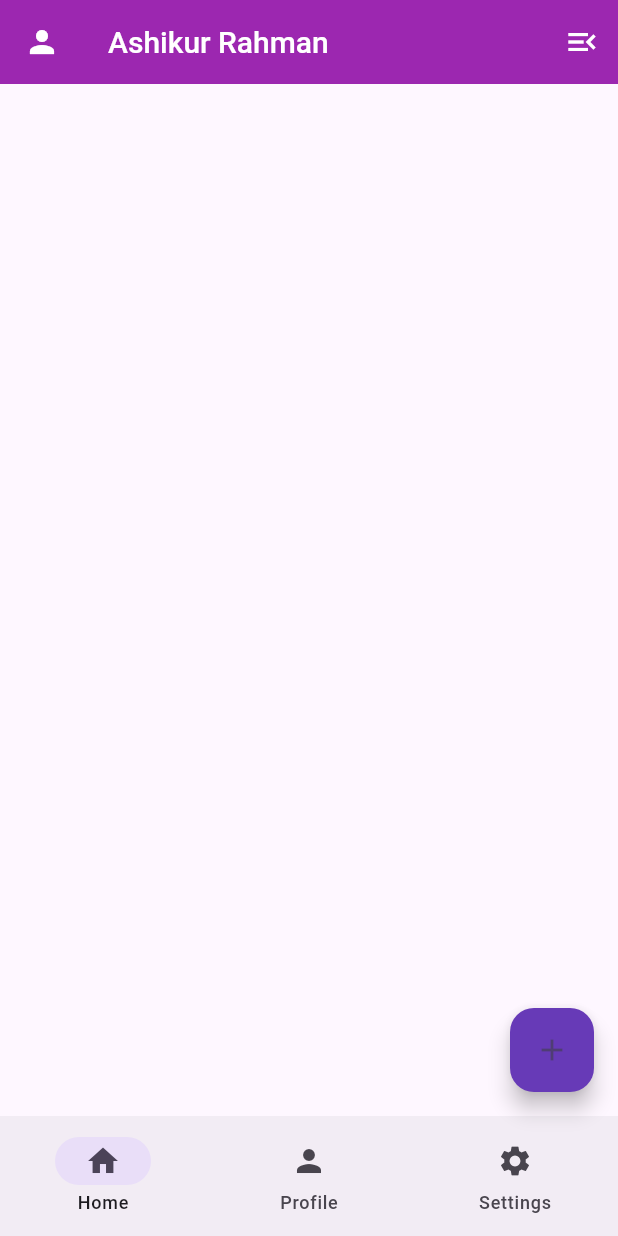
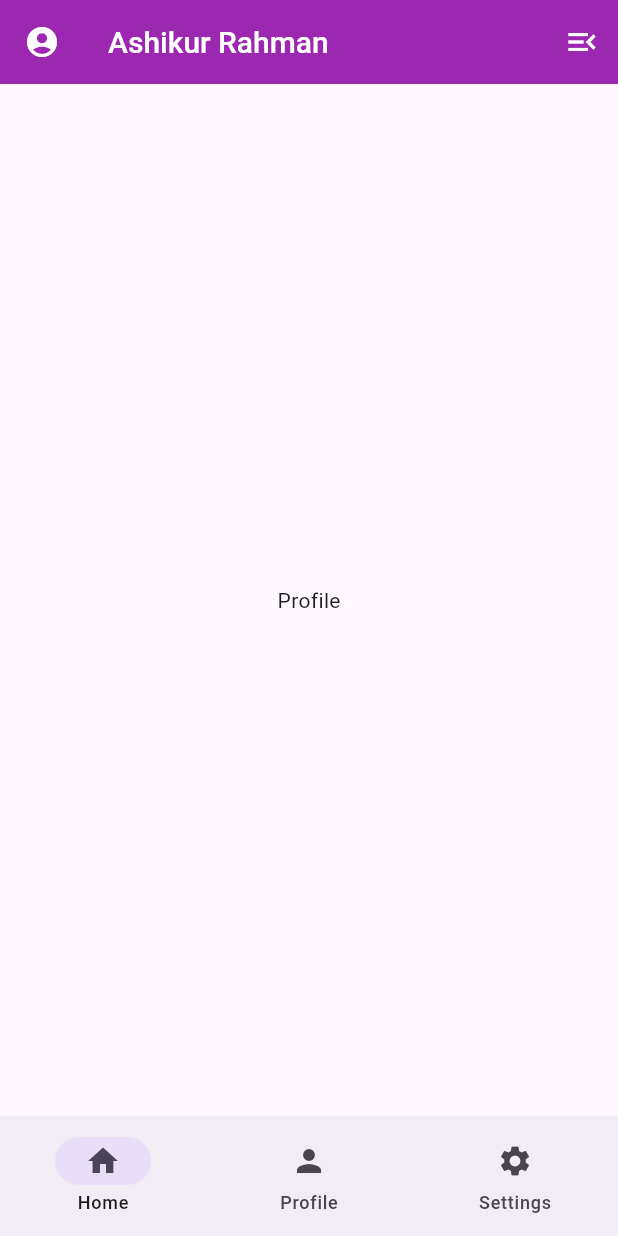
Before and after one commit to ashik0024/test_flutter, a Flutter app: the screen it shows after launch, on a phone screen of 412 x 824 dp. Run offline on Flutter 3.47's test engine with Material 3 defaults, Android fonts, the light colour scheme and no system bars.

Commit message:
separated widget from one file. Added pages.

```diff
--- a/lib/main.dart
+++ b/lib/main.dart
@@ -1,124 +1,44 @@
 import 'package:flutter/material.dart';
+import 'package:test_flutter_001/views/widget_tree.dart';
+
 
 void main() {
   runApp(const MyApp());
 }
 
-class MyApp extends StatelessWidget {
+
+class MyApp extends StatefulWidget {
   const MyApp({super.key});
 
-  // This widget is the root of your application.
+  @override
+  State<MyApp> createState() => _MyAppState();
+}
+
+class _MyAppState extends State<MyApp> with SingleTickerProviderStateMixin {
+  late AnimationController _controller;
+  int selectedIndex=0;
+  @override
+  void initState() {
+    super.initState();
+    _controller = AnimationController(vsync: this);
+  }
+
+  @override
+  void dispose() {
+    _controller.dispose();
+    super.dispose();
+  }
+
   @override
   Widget build(BuildContext context) {
-    return MaterialApp(
+      return MaterialApp(
       title: "Ashik",
       debugShowCheckedModeBanner: false,
       theme: ThemeData(
         colorScheme: ColorScheme.fromSeed(seedColor: Colors.deepPurple),
         brightness: Brightness.light,
       ),
-      home: Scaffold(
-        appBar: AppBar(
-          title: Text(
-            "Ashikur Rahman ",
-            style: TextStyle(
-              fontSize: 20,
-              fontWeight: FontWeight.w500,
-              color: Colors.white,
-            ),
-          ),
-          leading: Icon(Icons.person, color: Colors.white),
-
-          actions: [
-            Builder(
-              builder: (context) => IconButton(
-                icon: Icon(Icons.menu_open, color: Colors.white), // change to any icon
-                onPressed: () {
-                  Scaffold.of(context).openEndDrawer();
-                },
-              ),
-            ),
-          ],
-          backgroundColor: Colors.purple,
-        ),
-        endDrawer: Drawer(
-          child: SafeArea(
-            child: Column(
-              crossAxisAlignment: CrossAxisAlignment.start,
-              children: [
-                // 🔹 Header
-                Container(
-                  width: double.infinity,
-                  color: Colors.purple,
-                  padding: EdgeInsets.all(16),
-                  child: Column(
-                    crossAxisAlignment: CrossAxisAlignment.start,
-                    children: [
-                      Icon(Icons.person, color: Colors.white, size: 50),
-                      SizedBox(height: 8),
-                      Text(
-                        "Ashikur Rahman",
-                        style: TextStyle(color: Colors.white, fontSize: 18),
-                      ),
-                    ],
-                  ),
-                ),
-
-                Divider(),
-
-                // 🔹 Menu items
-                ListTile(
-                  leading: Icon(Icons.person),
-                  title: Text("Profile"),
-                  onTap: () {},
-                ),
-                ListTile(
-                  leading: Icon(Icons.settings),
-                  title: Text("Settings"),
-                  onTap: () {},
-                ),
-                ListTile(
-                  leading: Icon(Icons.logout),
-                  title: Text("Logout"),
-                  onTap: () {},
-                ),
-
-                Spacer(),
-
-                // 🔹 Bottom section
-                Padding(
-                  padding: const EdgeInsets.all(16.0),
-                  child: Text(
-                    "App Version 1.0.0",
-                    style: TextStyle(color: Colors.grey),
-                  ),
-                ),
-              ],
-            ),
-          ),
-        ),
-        floatingActionButton: FloatingActionButton(
-          onPressed: () {
-            // Add your onPressed code here!
-          },
-          backgroundColor: Colors.deepPurple,
-          child: const Icon(Icons.add),
-        ),
-        bottomNavigationBar: NavigationBar(
-          destinations: [
-            NavigationDestination(icon: Icon(Icons.home), label: "Home"),
-            NavigationDestination(icon: Icon(Icons.person), label: "Profile"),
-            NavigationDestination(
-              icon: Icon(Icons.settings),
-              label: "Settings",
-            ),
-          ],
-          selectedIndex: 0,
-          onDestinationSelected: (int index) {
-            // Handle a tap on a tab.
-          },
-        ),
-      ),
+      home: WidgetTree(),
     );
   }
 }
--- /dev/null
+++ b/lib/views/pages/profile.dart
@@ -0,0 +1,12 @@
+import 'package:flutter/material.dart';
+
+
+
+class ProfilePage extends StatelessWidget {
+  const ProfilePage({super.key});
+
+  @override
+  Widget build(BuildContext context) {
+    return Center(child: Text("Profile"));
+  }
+}
--- /dev/null
+++ b/lib/views/widget_tree.dart
@@ -0,0 +1,54 @@
+import 'package:flutter/material.dart';
+import 'package:test_flutter_001/views/pages/home.dart';
+import 'package:test_flutter_001/views/pages/profile.dart';
+import 'package:test_flutter_001/views/pages/settings.dart';
+import 'package:test_flutter_001/views/widgets/bottom_navigation_widget.dart';
+import 'package:test_flutter_001/views/widgets/drawer_end_widget.dart';
+
+
+
+List<Widget> pages=[HomePage(),ProfilePage(),SettingsPage()];
+
+
+class WidgetTree extends StatelessWidget {
+  const WidgetTree({super.key});
+
+  @override
+  Widget build(BuildContext context) {
+    return  Scaffold(
+      appBar: AppBar(
+        title: Text(
+          "Ashikur Rahman ",
+          style: TextStyle(
+            fontSize: 20,
+            fontWeight: FontWeight.w500,
+            color: Colors.white,
+          ),
+        ),
+        leading: Icon(Icons.account_circle, color: Colors.white),
+
+        actions: [
+          Builder(
+            builder: (context) => IconButton(
+              icon: Icon(Icons.menu_open, color: Colors.white), // change to any icon
+              onPressed: () {
+                Scaffold.of(context).openEndDrawer();
+              },
+            ),
+          ),
+        ],
+        backgroundColor: Colors.purple,
+      ),
+      endDrawer: EndDrawerWidget(),
+      // floatingActionButton: FloatingActionButton(
+      //   onPressed: () {
+      //     // Add your onPressed code here!
+      //   },
+      //   backgroundColor: Colors.deepPurple,
+      //   child: const Icon(Icons.add),
+      // ),
+      body: pages.elementAt(1),
+      bottomNavigationBar: BottomNavWidget(),
+    );
+  }
+}
--- /dev/null
+++ b/lib/views/widgets/bottom_navigation_widget.dart
@@ -0,0 +1,30 @@
+import 'package:flutter/material.dart';
+
+
+class BottomNavWidget extends StatefulWidget {
+  const BottomNavWidget({super.key});
+
+  @override
+  State<BottomNavWidget> createState() => _BottomNavWidgetState();
+}
+
+class _BottomNavWidgetState extends State<BottomNavWidget> {
+  int selectedIndex=0;
+  @override
+  Widget build(BuildContext context) {
+    return  NavigationBar(
+      destinations: [
+        NavigationDestination(icon: Icon(Icons.home), label: "Home"),
+        NavigationDestination(icon: Icon(Icons.person), label: "Profile"),
+        NavigationDestination(icon: Icon(Icons.settings), label: "Settings"),
+      ],
+      selectedIndex: selectedIndex,
+      onDestinationSelected: (int index) {
+        setState(() {
+          selectedIndex=index;
+        });
+        // Handle a tap on a tab.
+      },
+    );
+  }
+}
```
Also changed, not shown: lib/views/pages/home.dart (added, +12 -0 lines), lib/views/pages/settings.dart (added, +12 -0 lines), lib/views/widgets/drawer_end_widget.dart (added, +86 -0 lines).
